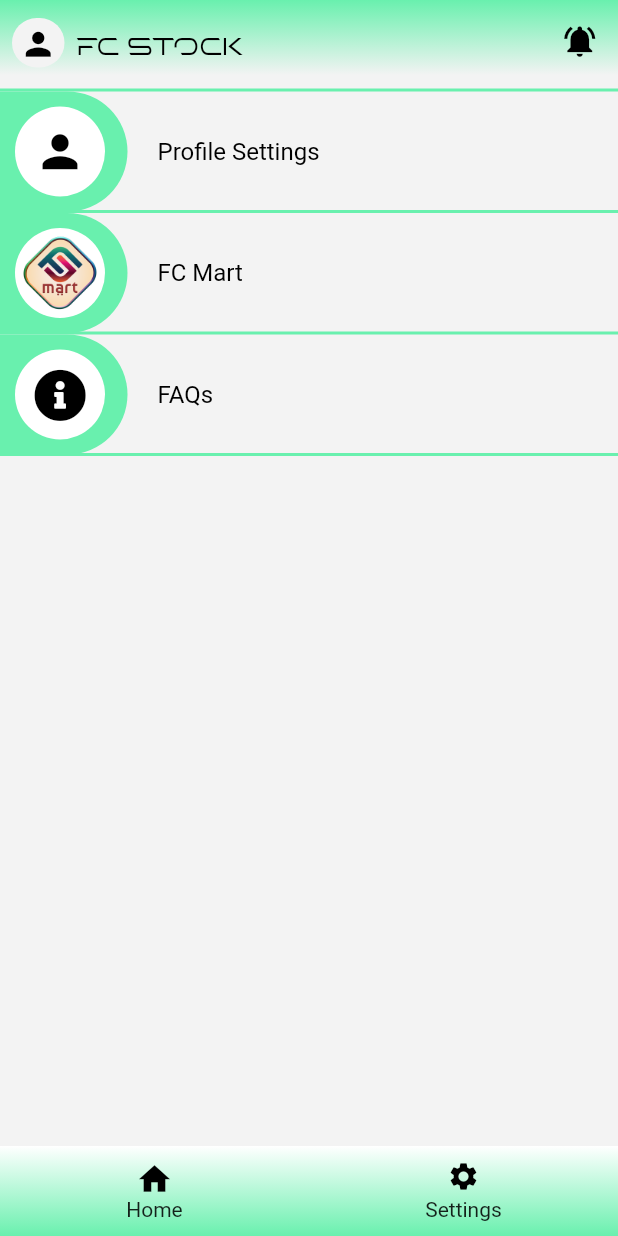
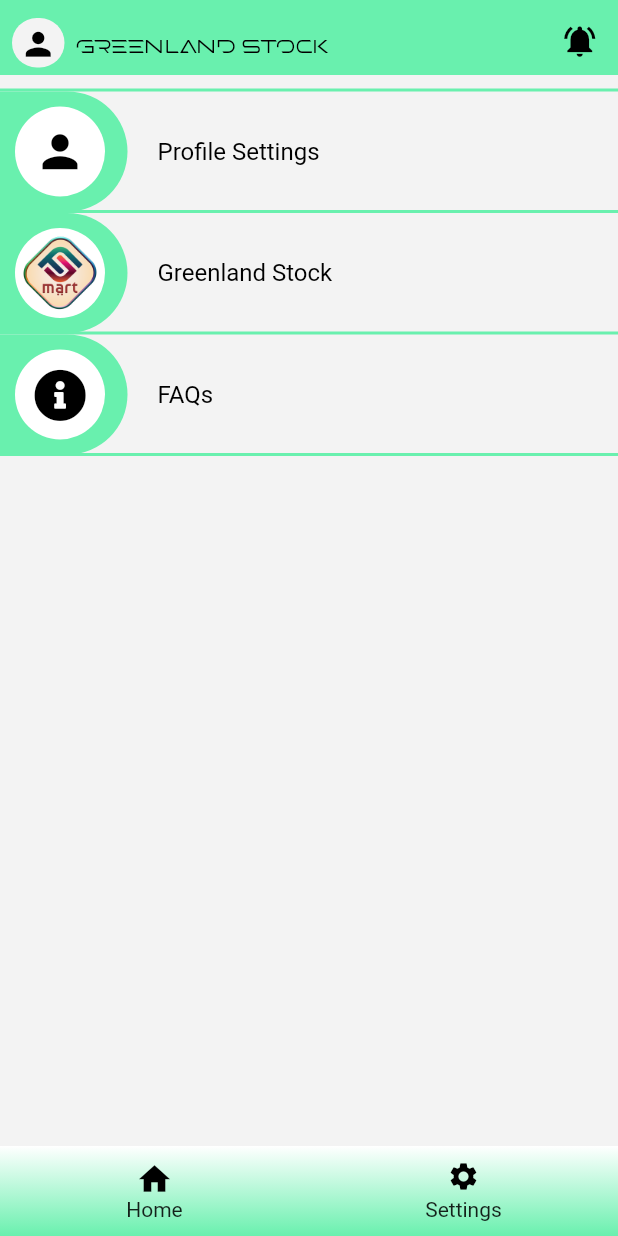
Before and after one commit to hmada2024/flutter-inventory-app, a Flutter app: the HomeScreen screen opened directly, after a tap on "Settings", on a phone screen of 412 x 824 dp. Run offline on Flutter 3.47's test engine with Material 2 defaults, Android fonts, the phone set to English and light mode, and no system bars; our stand-ins replace cloud_firestore, firebase_auth, firebase_core, firebase_messaging, flutter_svg, fluttertoast and 6 more; missing offline and left inert: encrypt; accounts and stored records are empty; Roboto replaces fonts that are missing (Orienta).

Commit message:
issue fixes

```diff
--- a/lib/constants.dart
+++ b/lib/constants.dart
@@ -1,4 +1,4 @@
-const app_name = "FC Mart";
+const app_name = "Greenland Stock";
 const app_version = '1.1.1';
 
 const support_email_ID = "support@chipchop.in";
--- a/lib/main.dart
+++ b/lib/main.dart
@@ -22,6 +22,7 @@ Future<void> main() async {
   String userImage = prefs.getString('user_profile_pic') ?? "";
 
   runApp(MaterialApp(
+      debugShowCheckedModeBanner: false,
       theme: ThemeData(primarySwatch: Colors.green),
       home: SplashScreen(
         seconds: 3,
--- a/lib/router.dart
+++ b/lib/router.dart
@@ -3,7 +3,7 @@ import 'package:greenland_stock/screens/app/AuthPage.dart';
 import 'package:greenland_stock/screens/app/LoginPage.dart';
 import 'package:greenland_stock/screens/app/MobileSigninPage.dart';
 import 'package:greenland_stock/screens/app/onboardscreen.dart';
-import 'package:greenland_stock/screens/home/HomeScreen.dart';
+import 'package:greenland_stock/screens/home/home_screen.dart';
 
 class Router {
   static Route<dynamic> generateRoute(RouteSettings settings) {
--- a/lib/screens/app/AuthPage.dart
+++ b/lib/screens/app/AuthPage.dart
@@ -159,7 +159,7 @@ class _AuthPageState extends State<AuthPage> {
                                 "Forget Password?",
                               ),
                               onTap: () {
-                                Navigator.pushNamed(context, '/forget-pass');
+                                Navigator.pushNamed(context, loginRoute);
                               },
                             ),
                           ),
@@ -312,7 +312,7 @@ class _AuthPageState extends State<AuthPage> {
           .showSnackBar(CustomSnackBar.errorSnackBar(result['message'], 2));
     } else {
       Navigator.pushNamedAndRemoveUntil(
-          context, '/forget-pass', (Route<dynamic> route) => false);
+          context, homeRoute, (Route<dynamic> route) => false);
     }
   }
 
--- a/lib/screens/app/appBar.dart
+++ b/lib/screens/app/appBar.dart
@@ -1,5 +1,5 @@
 import 'package:flutter/material.dart';
-import 'package:font_awesome_flutter/font_awesome_flutter.dart';
+import 'package:greenland_stock/constants.dart';
 import 'package:greenland_stock/screens/utils/CustomColors.dart';
 
 Widget appBar(BuildContext context) {
@@ -44,10 +44,10 @@ Widget appBar(BuildContext context) {
                     Padding(
                       padding: const EdgeInsets.only(top: 8.0),
                       child: Text(
-                        "FC Stock",
+                        app_name,
                         style: TextStyle(
                             fontFamily: "OLED",
-                            fontSize: 16,
+                            fontSize: 12,
                             fontWeight: FontWeight.bold,
                             color: Colors.black),
                       ),
@@ -84,11 +84,12 @@ Widget appBar(BuildContext context) {
         ),
       ),
       decoration: BoxDecoration(
-        gradient: LinearGradient(
-          colors: [CustomColors.green, CustomColors.lightGrey],
-          begin: Alignment.topCenter,
-          end: Alignment.bottomCenter,
-        ),
+        // gradient: LinearGradient(
+        //   colors: [CustomColors.green, CustomColors.lightGrey],
+        //   begin: Alignment.topCenter,
+        //   end: Alignment.bottomCenter,
+        // ),
+        color: CustomColors.green
       ),
     ),
     preferredSize: Size(MediaQuery.of(context).size.width, 50.0),
--- a/lib/screens/app/onboardscreen.dart
+++ b/lib/screens/app/onboardscreen.dart
@@ -259,7 +259,7 @@ List<SliderModel> getSlides() {
   sliderModel.setDesc(
       "- Lorem Ipsum is simply dummy text of the printing and typesetting industry");
   sliderModel.setTitle("stock Management");
-  sliderModel.setImageAssetPath("images/flutter.svg");
+  sliderModel.setImageAssetPath("images/on1.svg");
 
   slides.add(sliderModel);
 
@@ -269,7 +269,7 @@ List<SliderModel> getSlides() {
   sliderModel.setDesc(
       "- Lorem Ipsum is simply dummy text of the printing and typesetting industry");
   sliderModel.setTitle("access anytime");
-  sliderModel.setImageAssetPath("images/flutter.svg");
+  sliderModel.setImageAssetPath("images/on2.svg");
   slides.add(sliderModel);
 
   sliderModel = new SliderModel();
@@ -278,7 +278,7 @@ List<SliderModel> getSlides() {
   sliderModel.setDesc(
       "- Lorem Ipsum is simply dummy text of the printing and typesetting industry");
   sliderModel.setTitle("Alert on low stock");
-  sliderModel.setImageAssetPath("images/flutter.svg");
+  sliderModel.setImageAssetPath("images/on3.svg");
   slides.add(sliderModel);
 
   sliderModel = new SliderModel();
--- a/lib/screens/home/HomeScreen.dart
+++ /dev/null
@@ -1,120 +0,0 @@
-import 'package:flutter/material.dart';
-import 'package:fluttertoast/fluttertoast.dart';
-import 'package:google_fonts/google_fonts.dart';
-import 'package:greenland_stock/screens/app/appBar.dart';
-import 'package:greenland_stock/screens/settings/SettingsHome.dart';
-import 'package:greenland_stock/screens/utils/CustomColors.dart';
-
-class HomeScreen extends StatefulWidget {
-  HomeScreen(this.index);
-
-  final int index;
-  @override
-  _HomeScreenState createState() => _HomeScreenState();
-}
-
-class _HomeScreenState extends State<HomeScreen> {
-  int backPressCounter = 0;
-  int _selectedIndex = 0;
-
-  @override
-  void initState() {
-    super.initState();
-    _selectedIndex = widget.index;
-  }
-
-  void _onItemTapped(int index) {
-    setState(() {
-      _selectedIndex = index;
-    });
-  }
-
-  @override
-  Widget build(BuildContext context) {
-    Size size = Size((MediaQuery.of(context).size.width / 2), 100);
-
-    return WillPopScope(
-      onWillPop: onWillPop,
-      child: Scaffold(
-        appBar: appBar(context),
-        backgroundColor: CustomColors.lightGrey,
-        body: SingleChildScrollView(
-          child: _selectedIndex == 0
-              ? Container()
-              : SettingsHome(),
-        ),
-        bottomNavigationBar: Container(
-          height: 60,
-          decoration: BoxDecoration(
-            gradient: LinearGradient(
-                colors: [CustomColors.white, CustomColors.green],
-                begin: Alignment.topCenter,
-                end: Alignment.bottomCenter),
-          ),
-          child: Row(
-            mainAxisAlignment: MainAxisAlignment.start,
-            children: <Widget>[
-              SizedBox.fromSize(
-                size: size,
-                child: InkWell(
-                  onTap: () {
-                    _onItemTapped(0);
-                  },
-                  child: Column(
-                    mainAxisAlignment: MainAxisAlignment.center,
-                    children: <Widget>[
-                      Icon(
-                        Icons.home,
-                        size: 25.0,
-                        color: CustomColors.black,
-                      ),
-                      Text("Home", style: GoogleFonts.orienta()),
-                    ],
-                  ),
-                ),
-              ),
-              SizedBox.fromSize(
-                size: size,
-                child: InkWell(
-                  onTap: () {
-                    _onItemTapped(4);
-                  },
-                  child: Column(
-                    mainAxisAlignment: MainAxisAlignment.center,
-                    children: <Widget>[
-                      Icon(
-                        Icons.settings,
-                        size: 22.0,
-                        color: CustomColors.black,
-                      ),
-                      SizedBox(
-                        height: 3,
-                      ),
-                      Text(
-                        "Settings",
-                        style: GoogleFonts.orienta(),
-                      ),
-                    ],
-                  ),
-                ),
-              ),
-            ],
-          ),
-        ),
-      ),
-    );
-  }
-
-  Future<bool> onWillPop() {
-    if (backPressCounter < 1) {
-      backPressCounter++;
-      Fluttertoast.showToast(msg: "Press again to exit !!");
-      Future.delayed(Duration(seconds: 2, milliseconds: 0), () {
-        backPressCounter--;
-      });
-      return Future.value(false);
-    } else {
-      return Future.value(true);
-    }
-  }
-}
--- /dev/null
+++ b/lib/screens/home/home_screen.dart
@@ -0,0 +1,214 @@
+import 'package:flutter/material.dart';
+import 'package:fluttertoast/fluttertoast.dart';
+import 'package:google_fonts/google_fonts.dart';
+import 'package:greenland_stock/screens/app/appBar.dart';
+import 'package:greenland_stock/screens/settings/SettingsHome.dart';
+import 'package:greenland_stock/screens/utils/CustomColors.dart';
+
+class HomeScreen extends StatefulWidget {
+  HomeScreen(this.index);
+
+  final int index;
+  @override
+  _HomeScreenState createState() => _HomeScreenState();
+}
+
+class _HomeScreenState extends State<HomeScreen> {
+  TextEditingController _searchController = TextEditingController();
+
+  int backPressCounter = 0;
+  int _selectedIndex = 0;
+
+  @override
+  void initState() {
+    super.initState();
+    _selectedIndex = widget.index;
+  }
+
+  void _onItemTapped(int index) {
+    setState(() {
+      _selectedIndex = index;
+    });
+  }
+
+  void _submit(String key) {
+    setState(() {});
+  }
+
+  @override
+  Widget build(BuildContext context) {
+    Size size = Size((MediaQuery.of(context).size.width / 2), 100);
+
+    return WillPopScope(
+      onWillPop: onWillPop,
+      child: Scaffold(
+        appBar: appBar(context),
+        backgroundColor: CustomColors.lightGrey,
+        body: SingleChildScrollView(
+          child: _selectedIndex == 0
+              ? Container(
+                  child: Column(children: [
+                    SizedBox(
+                      height: 10.0,
+                    ),
+                    Align(
+                      alignment: Alignment.center,
+                      child: Container(
+                        height: 45,
+                        width: MediaQuery.of(context).size.width - 30,
+                        decoration: BoxDecoration(
+                            color: CustomColors.lightGrey,
+                            borderRadius: BorderRadius.all(
+                              Radius.circular(15.0),
+                            ),
+                            boxShadow: [
+                              BoxShadow(
+                                color: CustomColors.grey,
+                                blurRadius: 10.0,
+                                spreadRadius: 1.0,
+                              )
+                            ]),
+                        child: Padding(
+                          padding: EdgeInsets.symmetric(horizontal: 8.0),
+                          child: InkWell(
+                            onTap: () {
+                              // Navigator.push(
+                              //   context,
+                              //   MaterialPageRoute(
+                              //     builder: (context) => SearchAppBar(2, ''),
+                              //     settings: RouteSettings(name: '/search/product'),
+                              //   ),
+                              // );
+                            },
+                            child: Row(
+                              mainAxisAlignment: MainAxisAlignment.start,
+                              children: <Widget>[
+                                Container(
+                                  padding: EdgeInsets.all(3.0),
+                                  decoration: BoxDecoration(
+                                      color: CustomColors.black,
+                                      borderRadius: BorderRadius.circular(20),
+                                      border: Border.all(
+                                          color: CustomColors.black)),
+                                  child: Icon(
+                                    Icons.search,
+                                    size: 15,
+                                    color: CustomColors.white,
+                                  ),
+                                ),
+                                SizedBox(
+                                  width: 10.0,
+                                ),
+                                Expanded(
+                                  child: TextFormField(
+                                    controller: _searchController,
+                                    keyboardType: TextInputType.text,
+                                    textInputAction: TextInputAction.search,
+                                    textCapitalization:
+                                        TextCapitalization.sentences,
+                                    style: TextStyle(
+                                      color: CustomColors.black,
+                                    ),
+                                    onFieldSubmitted: (searchKey) {
+                                      if (searchKey.trim().isNotEmpty) {
+                                        _submit(searchKey);
+                                      }
+                                    },
+                                    decoration: InputDecoration(
+                                      border: InputBorder.none,
+                                      hintText: "Search for Products",
+                                      hintStyle:
+                                          TextStyle(color: CustomColors.grey),
+                                    ),
+                                  ),
+                                )
+                                // Text(
+                                //   "Search for Products",
+                                //   style:
+                                //       TextStyle(fontSize: 16, color: Colors.grey),
+                                // ),
+                              ],
+                            ),
+                          ),
+                        ),
+                      ),
+                    )
+                  ]),
+                )
+              : SettingsHome(),
+        ),
+        bottomNavigationBar: Container(
+          height: 60,
+          decoration: BoxDecoration(
+            gradient: LinearGradient(
+                colors: [CustomColors.white, CustomColors.green],
+                begin: Alignment.topCenter,
+                end: Alignment.bottomCenter),
+          ),
+          child: Row(
+            mainAxisAlignment: MainAxisAlignment.start,
+            children: <Widget>[
+              SizedBox.fromSize(
+                size: size,
+                child: InkWell(
+                  onTap: () {
+                    _onItemTapped(0);
+                  },
+                  child: Column(
+                    mainAxisAlignment: MainAxisAlignment.center,
+                    children: <Widget>[
+                      Icon(
+                        Icons.home,
+                        size: 25.0,
+                        color: CustomColors.black,
+                      ),
+                      Text("Home", style: GoogleFonts.orienta()),
+                    ],
+                  ),
+                ),
+              ),
+              SizedBox.fromSize(
+                size: size,
+                child: InkWell(
+                  onTap: () {
+                    _onItemTapped(4);
+                  },
+                  child: Column(
+                    mainAxisAlignment: MainAxisAlignment.center,
+                    children: <Widget>[
+                      Icon(
+                        Icons.settings,
+                        size: 22.0,
+                        color: CustomColors.black,
+                      ),
+                      SizedBox(
+                        height: 3,
+                      ),
+                      Text(
+                        "Settings",
+                        style: GoogleFonts.orienta(),
+                      ),
+                    ],
+                  ),
+                ),
+              ),
+            ],
+          ),
+        ),
+      ),
+    );
+  }
+
+  Future<bool> onWillPop() {
+    if (backPressCounter < 1) {
+      backPressCounter++;
+      Fluttertoast.showToast(msg: "Press again to exit !!");
+      Future.delayed(Duration(seconds: 2, milliseconds: 0), () {
+        backPressCounter--;
+      });
+      return Future.value(false);
+    } else {
+      return Future.value(true);
+    }
+  }
+}
--- a/pubspec.yaml
+++ b/pubspec.yaml
@@ -66,7 +66,9 @@ flutter:
   # To add assets to your application, add an assets section, like this:
   assets:
     - images/logo.png
-    - images/flutter.svg
+    - images/on1.svg
+    - images/on2.svg
+    - images/on3.svg
 
   fonts:
     - family: OLED
```
